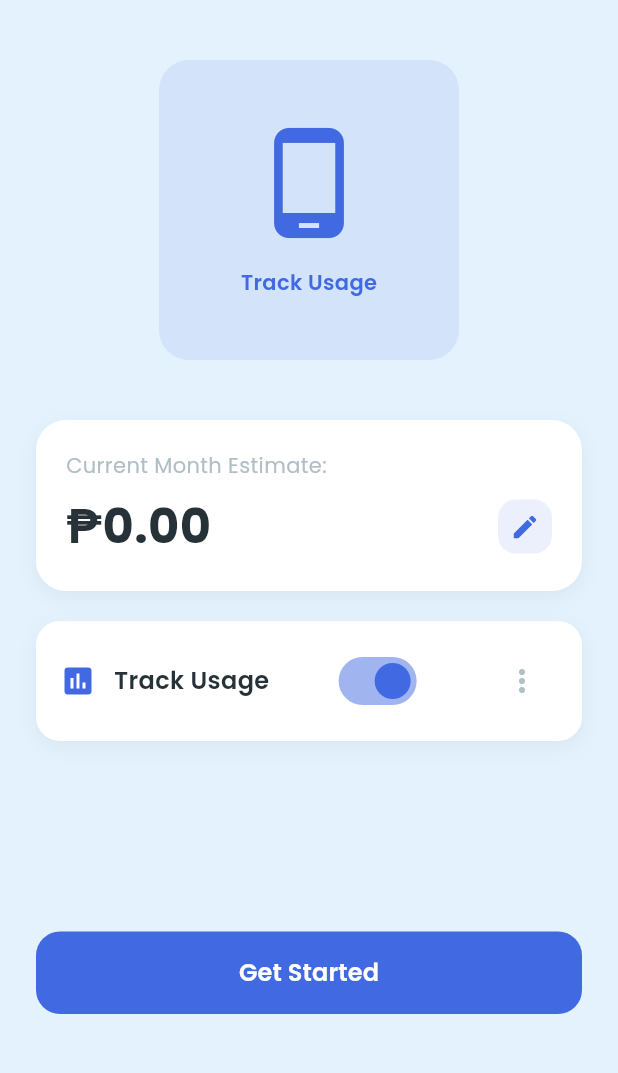
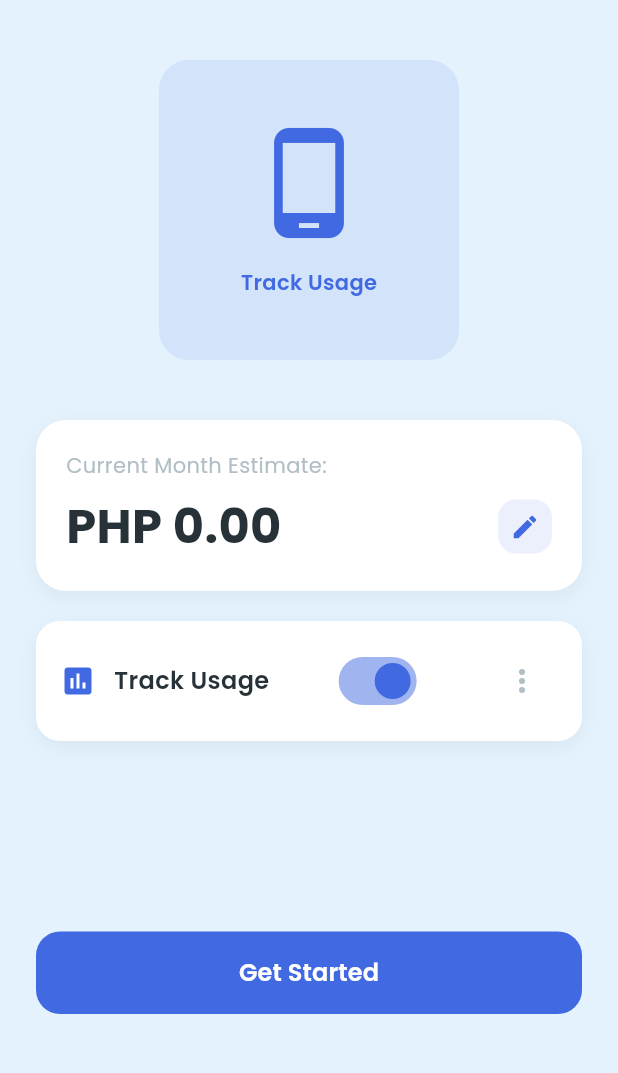
Before and after one commit to HitzoChan/e-saver-app, a Flutter app: the OnboardingScreen screen opened directly, on a phone screen of 412 x 824 dp, the part 156-1229 px from its top. Run offline on Flutter 3.47's test engine with Material 3 defaults, Android fonts, the phone set to English and light mode, and no system bars; our stand-ins replace cloud_firestore, firebase_auth, firebase_core, fl_chart, flutter_local_notifications, google_fonts and 3 more; missing offline and left inert: onesignal_flutter; accounts and stored records are empty; network calls fail.

Commit message:
Fix currency display in charts to dynamically show PHP/USD instead of hardcoded values

```diff
--- a/lib/models/budget.dart
+++ b/lib/models/budget.dart
@@ -123,11 +123,11 @@ class Budget {
 
   double get dailyBudget => remainingAmount / daysRemaining;
 
-  String get formattedGoal => '₱${monthlyGoal.toStringAsFixed(0)}';
+  String get formattedGoal => 'PHP ${monthlyGoal.toStringAsFixed(0)}';
 
-  String get formattedCurrent => '₱${currentUsage.toStringAsFixed(2)}';
+  String get formattedCurrent => 'PHP ${currentUsage.toStringAsFixed(2)}';
 
-  String get formattedRemaining => '₱${remainingAmount.toStringAsFixed(2)}';
+  String get formattedRemaining => 'PHP ${remainingAmount.toStringAsFixed(2)}';
 
   String get progressText => '${(progressPercentage * 100).toStringAsFixed(1)}%';
 
@@ -150,7 +150,7 @@ class Budget {
 
   @override
   String toString() {
-    return 'Budget(id: $id, goal: ₱${monthlyGoal.toStringAsFixed(0)}, current: ₱${currentUsage.toStringAsFixed(2)}, progress: ${(progressPercentage * 100).toStringAsFixed(1)}%)';
+    return 'Budget(id: $id, goal: PHP ${monthlyGoal.toStringAsFixed(0)}, current: PHP ${currentUsage.toStringAsFixed(2)}, progress: ${(progressPercentage * 100).toStringAsFixed(1)}%)';
   }
 
   @override
--- a/lib/models/electricity_rate.dart
+++ b/lib/models/electricity_rate.dart
@@ -110,12 +110,12 @@ class ElectricityRate {
       id.isNotEmpty &&
       provider.isNotEmpty &&
       ratePerKwh > 0 &&
-      ratePerKwh <= 100 && // Reasonable upper limit for ₱/kWh
+      ratePerKwh <= 100 && // Reasonable upper limit for PHP/kWh
       userId.isNotEmpty;
 
   @override
   String toString() {
-    return 'ElectricityRate(provider: $provider, rate: ₱${ratePerKwh.toStringAsFixed(2)}/kWh, source: ${source.displayName})';
+    return 'ElectricityRate(provider: $provider, rate: PHP ${ratePerKwh.toStringAsFixed(2)}/kWh, source: ${source.displayName})';
   }
 
   @override
--- a/lib/models/usage_record.dart
+++ b/lib/models/usage_record.dart
@@ -101,7 +101,7 @@ class UsageRecord {
 
   bool get hasNotes => notes != null && notes!.isNotEmpty;
 
-  String get formattedCost => '₱${cost.toStringAsFixed(2)}';
+  String get formattedCost => 'PHP ${cost.toStringAsFixed(2)}';
 
   String get formattedHours => '${hoursUsed.toStringAsFixed(1)}h';
 
@@ -113,7 +113,7 @@ class UsageRecord {
 
   @override
   String toString() {
-    return 'UsageRecord(id: $id, applianceId: $applianceId, date: $date, hours: $hoursUsed, cost: ₱${cost.toStringAsFixed(2)})';
+    return 'UsageRecord(id: $id, applianceId: $applianceId, date: $date, hours: $hoursUsed, cost: PHP ${cost.toStringAsFixed(2)})';
   }
 
   @override
--- a/lib/providers/settings_provider.dart
+++ b/lib/providers/settings_provider.dart
@@ -23,11 +23,11 @@ class SettingsProvider extends ChangeNotifier {
   String get currencySymbol {
     switch (_currency) {
       case 'PHP':
-        return '₱';
+        return 'PHP';
       case 'USD':
         return '\$';
       default:
-        return '₱';
+        return 'PHP';
     }
   }
 
@@ -244,7 +244,7 @@ class SettingsProvider extends ChangeNotifier {
         'Household Average': 'Average\nsa Bahay',
         'No appliances added yet.\nTap the + button to add your first appliance!': 'Wala pang appliance na naidagdag.\nPindutin ang + button para magdagdag ng unang appliance!',
         'Set Monthly Budget': 'Itakda ang Buwanang Budget',
-        'Monthly Budget (₱)': 'Buwanang Budget (₱)',
+        'Monthly Budget (PHP)': 'Buwanang Budget (PHP)',
         'Set your target monthly electricity expense': 'Itakda ang iyong target na buwanang gastos sa kuryente',
         'Alert Settings': 'Mga Setting sa Alerto',
         'Enable Budget Alerts': 'Paganahin ang mga Alerto sa Budget',
--- a/lib/screens/budget_setting_screen.dart
+++ b/lib/screens/budget_setting_screen.dart
@@ -172,7 +172,7 @@ class _BudgetSettingScreenState extends State<BudgetSettingScreen> {
                       Consumer<SettingsProvider>(
                         builder: (context, settingsProvider, child) {
                           return Text(
-                            settingsProvider.getLocalizedText('Monthly Budget (₱)'),
+                            settingsProvider.getLocalizedText('Monthly Budget (PHP)'),
                             style: GoogleFonts.poppins(
                               color: Colors.white,
                               fontSize: 16,
--- a/lib/screens/electricity_rate_screen.dart
+++ b/lib/screens/electricity_rate_screen.dart
@@ -237,7 +237,7 @@ class _ElectricityRateScreenState extends State<ElectricityRateScreen> {
 
                     // Title
                     Text(
-                      'Electricity Rate (₱/kWh)',
+                      'Electricity Rate (PHP/kWh)',
                       style: GoogleFonts.poppins(
                         color: Colors.white,
                         fontSize: 20,
@@ -337,7 +337,7 @@ class _ElectricityRateScreenState extends State<ElectricityRateScreen> {
                       Padding(
                         padding: const EdgeInsets.symmetric(horizontal: 24.0),
                         child: Text(
-                          'Current: ₱${_currentRate!.ratePerKwh.toStringAsFixed(2)} (${_currentRate!.ageDescription})',
+                          'Current: PHP ${_currentRate!.ratePerKwh.toStringAsFixed(2)} (${_currentRate!.ageDescription})',
                           style: GoogleFonts.poppins(
                             color: Colors.white70,
                             fontSize: 12,
--- a/lib/screens/onboarding_screen.dart
+++ b/lib/screens/onboarding_screen.dart
@@ -127,7 +127,7 @@ class _OnboardingScreenState extends State<OnboardingScreen> {
                           builder: (context, dashboardProvider, child) {
                             final estimate = dashboardProvider.totalMonthlyCost;
                             return Text(
-                              '₱${estimate.toStringAsFixed(2)}',
+                              'PHP ${estimate.toStringAsFixed(2)}',
                               style: GoogleFonts.poppins(
                                 fontSize: 32,
                                 fontWeight: FontWeight.bold,
--- a/lib/screens/stats_screen.dart
+++ b/lib/screens/stats_screen.dart
@@ -118,9 +118,9 @@ class _StatsScreenState extends State<StatsScreen> {
     final percentChange = ((currentWeekCost - lastWeekCost) / lastWeekCost) * 100;
 
     if (percentChange > 15) {
-      _insightMessage = '⚠️ Your energy cost increased by ${percentChange.toStringAsFixed(1)}% this week. Try reducing usage by 1 hour/day to save ₱${(currentWeekCost * 0.1).toStringAsFixed(2)} next month.';
+      _insightMessage = '⚠️ Your energy cost increased by ${percentChange.toStringAsFixed(1)}% this week. Try reducing usage by 1 hour/day to save PHP ${(currentWeekCost * 0.1).toStringAsFixed(2)} next month.';
     } else if (percentChange < -10) {
-      _insightMessage = '🎉 Excellent! You saved ₱${(lastWeekCost - currentWeekCost).toStringAsFixed(2)} compared to last week. Keep up the great work!';
+      _insightMessage = '🎉 Excellent! You saved PHP ${(lastWeekCost - currentWeekCost).toStringAsFixed(2)} compared to last week. Keep up the great work!';
     } else {
       _insightMessage = '✅ Your energy usage is stable. Consider small adjustments like unplugging unused devices to save more.';
     }
@@ -277,8 +277,8 @@ class _StatsScreenState extends State<StatsScreen> {
             mainAxisAlignment: MainAxisAlignment.spaceBetween,
             children: [
               _buildSummaryItem('${_totalMonthlyKwh.toStringAsFixed(1)} kWh', 'Total Usage'),
-              _buildSummaryItem('₱${_totalMonthlyCost.toStringAsFixed(0)}', 'Total Cost'),
-              _buildSummaryItem('₱${_avgDailyCost.toStringAsFixed(2)}', 'Avg/Day'),
+              _buildSummaryItem('PHP ${_totalMonthlyCost.toStringAsFixed(0)}', 'Total Cost'),
+              _buildSummaryItem('PHP ${_avgDailyCost.toStringAsFixed(2)}', 'Avg/Day'),
             ],
           ),
         ],
@@ -372,7 +372,7 @@ class _StatsScreenState extends State<StatsScreen> {
                 majorGridLines: const MajorGridLines(width: 0),
               ),
               primaryYAxis: NumericAxis(
-                labelFormat: '₱{value}',
+                labelFormat: 'PHP {value}',
                 majorGridLines: const MajorGridLines(width: 0.5),
               ),
               series: <CartesianSeries<ChartData, String>>[
@@ -427,7 +427,7 @@ class _StatsScreenState extends State<StatsScreen> {
                 majorGridLines: const MajorGridLines(width: 0),
               ),
               primaryYAxis: NumericAxis(
-                labelFormat: '₱{value}',
+                labelFormat: 'PHP {value}',
                 majorGridLines: const MajorGridLines(width: 0.5),
               ),
               series: <CartesianSeries<ChartData, String>>[
--- a/lib/services/facebook_monitoring_service.dart
+++ b/lib/services/facebook_monitoring_service.dart
@@ -45,7 +45,7 @@ class FacebookMonitoringService {
     final rateKeywords = [
       'rate', 'rates', 'electricity rate', 'power rate',
       'samelco rate', 'rate update', 'new rate', 'rate change',
-      '₱', 'peso', 'centavo', 'per kwh', '/kWh'
+      'PHP', 'peso', 'centavo', 'per kwh', '/kWh'
     ];
 
     final lowerMessage = message.toLowerCase();
@@ -59,7 +59,7 @@ class FacebookMonitoringService {
       await _notificationService.showRateUpdateNotification(
         title: '⚡ SAMELCO Rate Update',
         body: extractedRate != null
-            ? 'New electricity rate detected: ₱${extractedRate.toStringAsFixed(2)}/kWh'
+            ? 'New electricity rate detected: PHP ${extractedRate.toStringAsFixed(2)}/kWh'
             : 'SAMELCO has posted about electricity rates. Tap to view details.',
         postUrl: permalinkUrl ?? 'https://www.facebook.com/samelco/posts/$postId',
         updateId: postId,
@@ -68,12 +68,12 @@ class FacebookMonitoringService {
   }
 
   double? _extractRateFromMessage(String message) {
-    // Simple regex to extract rate patterns like "₱12.50/kWh" or "12.50 per kWh"
+    // Simple regex to extract rate patterns like "PHP 12.50/kWh" or "12.50 per kWh"
     final ratePatterns = [
-      RegExp(r'₱(\d+\.?\d*)/kWh', caseSensitive: false),
-      RegExp(r'₱(\d+\.?\d*)\s*per\s*kWh', caseSensitive: false),
+      RegExp(r'PHP(\d+\.?\d*)/kWh', caseSensitive: false),
+      RegExp(r'PHP(\d+\.?\d*)\s*per\s*kWh', caseSensitive: false),
       RegExp(r'(\d+\.?\d*)\s*peso.*kWh', caseSensitive: false),
-      RegExp(r'rate.*₱(\d+\.?\d*)', caseSensitive: false),
+      RegExp(r'rate.*PHP(\d+\.?\d*)', caseSensitive: false),
     ];
 
     for (final pattern in ratePatterns) {
--- a/lib/services/planner_notification_service.dart
+++ b/lib/services/planner_notification_service.dart
@@ -109,7 +109,7 @@ class PlannerNotificationService {
       final percentage = (usagePercentage * 100).round();
       await sendConsumptionAlert(
         title: '⚠️ Budget Alert',
-        body: 'You\'ve used $percentage% of your monthly electricity budget. Current: ₱${currentUsage.toStringAsFixed(2)}',
+        body: 'You\'ve used $percentage% of your monthly electricity budget. Current: PHP ${currentUsage.toStringAsFixed(2)}',
       );
     }
   }
@@ -126,7 +126,7 @@ class PlannerNotificationService {
 
     await sendPlannerTip(
       title: '📊 Weekly Usage Summary',
-      body: '₱${weeklyUsage.toStringAsFixed(2)} used this week ($daysTracked days) - $status by ₱${difference.toStringAsFixed(2)}',
+      body: 'PHP ${weeklyUsage.toStringAsFixed(2)} used this week ($daysTracked days) - $status by PHP ${difference.toStringAsFixed(2)}',
     );
   }
 }
--- a/lib/services/weekly_report_service.dart
+++ b/lib/services/weekly_report_service.dart
@@ -102,19 +102,19 @@ class WeeklyReportService {
   }) {
     final buffer = StringBuffer();
 
-    buffer.write('₱${totalCost.toStringAsFixed(2)} spent on ${totalKwh.toStringAsFixed(1)} kWh');
+    buffer.write('PHP ${totalCost.toStringAsFixed(2)} spent on ${totalKwh.toStringAsFixed(1)} kWh');
 
     if (daysTracked > 0) {
       buffer.write(' over $daysTracked days.');
-      buffer.write(' Avg: ₱${avgDailyCost.toStringAsFixed(2)}/day');
+      buffer.write(' Avg: PHP ${avgDailyCost.toStringAsFixed(2)}/day');
     }
 
     if (monthlyBudget != null) {
       final weeklyBudget = monthlyBudget / 4.33; // Approximate weeks per month
       if (totalCost > weeklyBudget) {
-        buffer.write(' (Over budget by ₱${(totalCost - weeklyBudget).toStringAsFixed(2)})');
+        buffer.write(' (Over budget by PHP ${(totalCost - weeklyBudget).toStringAsFixed(2)})');
       } else {
-        buffer.write(' (₱${(weeklyBudget - totalCost).toStringAsFixed(2)} under budget)');
+        buffer.write(' (PHP ${(weeklyBudget - totalCost).toStringAsFixed(2)} under budget)');
       }
     }
 
--- a/lib/utils/constants.dart
+++ b/lib/utils/constants.dart
@@ -26,20 +26,20 @@ class AppConstants {
     {
       'name': 'Refrigerator',
       'category': 'Essentials',
-      'estimate': 'P245.60',
+      'estimate': 'PHP 245.60',
       'usage': '550 kWh',
     },
     {
       'name': 'Aircon',
       'category': 'Cooling Budget',
-      'estimate': 'PX8.XX',
+      'estimate': 'PHP 8.XX',
       'usage': '101.83 kW',
     },
     {
       'name': 'TV',
       'category': 'Cleaning Budget',
-      'estimate': 'P13.XX',
-      'usage': 'EUI 104 (G) P13.XX',
+      'estimate': 'PHP 13.XX',
+      'usage': 'EUI 104 (G) PHP 13.XX',
     },
   ];
 
```
Also changed, not shown: lib/screens/track_save_screen.dart (+21 -7 lines), 4 other files.
